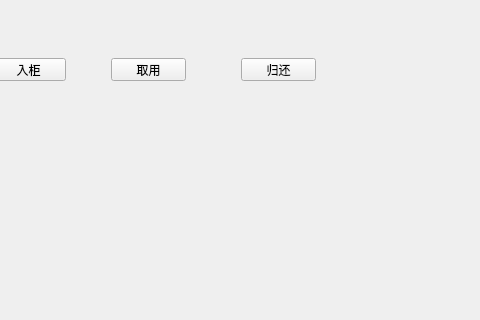
Above: Qt_Dev/v1.1/testSQL/mainui.ui from xuezeao/git_program before the change; both pictures show x 99 to 579 and y 182 to 502 of the 579 by 502 pixel window. Below: the same form after it.
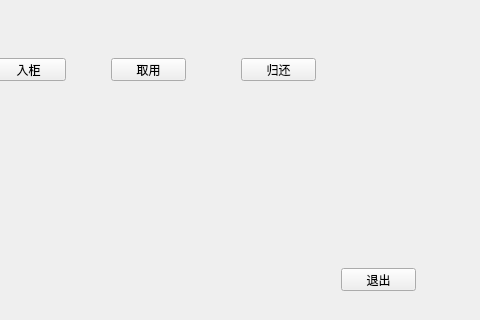
That is the form after the change.

The edit to the form file:
```diff
--- a/Qt_Dev/v1.1/testSQL/mainui.ui
+++ b/Qt_Dev/v1.1/testSQL/mainui.ui
@@ -52,6 +52,19 @@
     <string>归还</string>
    </property>
   </widget>
+  <widget class="QPushButton" name="pushButton">
+   <property name="geometry">
+    <rect>
+     <x>440</x>
+     <y>450</y>
+     <width>75</width>
+     <height>23</height>
+    </rect>
+   </property>
+   <property name="text">
+    <string>退出</string>
+   </property>
+  </widget>
  </widget>
  <resources/>
  <connections/>
```
